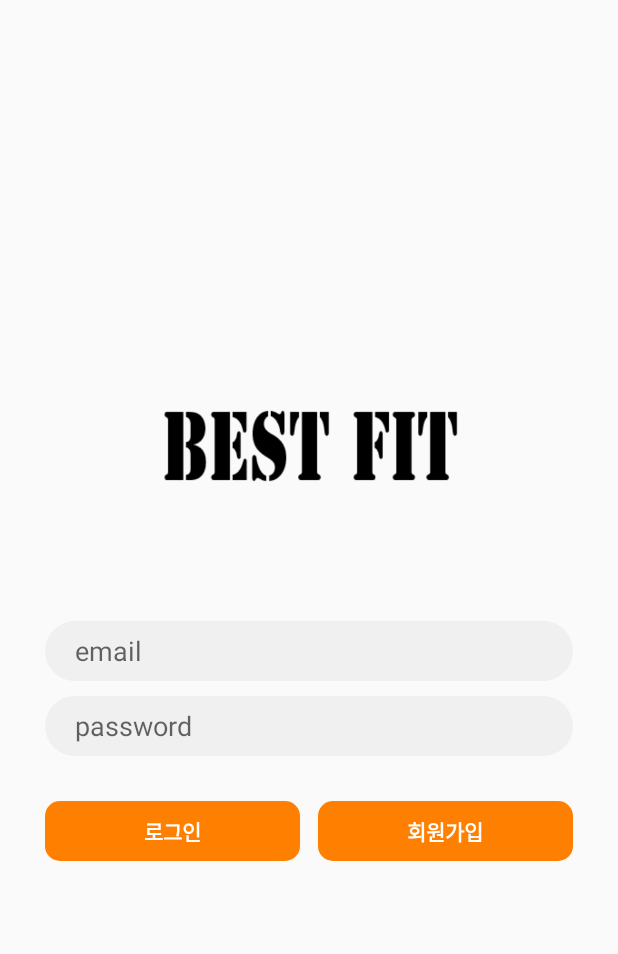
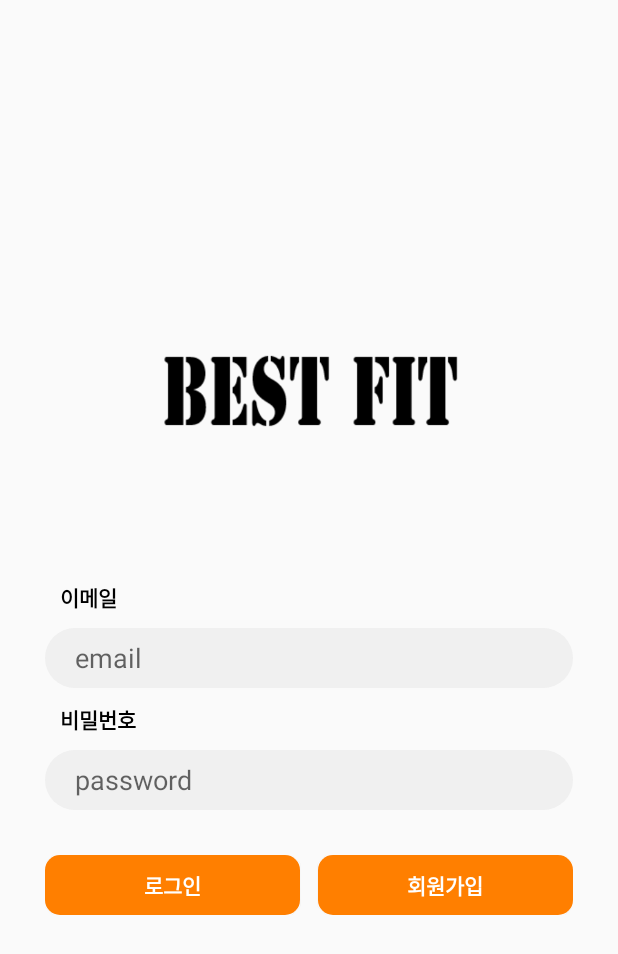
Before and after one commit to juyoung0520/BestFit, an Android app: the screen it shows after launch (LoginActivity), on a phone screen of 412 x 824 dp. Shown: the top 954 px of the screen. Run offline under Robolectric (Android 15) with nearby library versions, the phone set to English and light mode, and no system bars; our stand-ins replace Firebase (no records; nobody signed in at launch, a user with empty details on screens opened directly).

Commit message:
no message

```diff
--- a/app/src/main/res/layout/activity_login.xml
+++ b/app/src/main/res/layout/activity_login.xml
@@ -25,6 +25,15 @@
             android:layout_above="@+id/activity_login_layout_signin"
             android:layout_marginBottom="70dp"/>
 
+        <TextView
+            android:id="@+id/activity_signup_tv_email"
+            android:layout_width="wrap_content"
+            android:layout_height="wrap_content"
+            android:text="이메일"
+            android:textColor="@color/colorBlack"
+            android:textStyle="bold"
+            android:layout_margin="10dp"/>
+
         <EditText
             android:id="@+id/activity_login_text_email"
             android:layout_width="match_parent"
@@ -34,6 +43,15 @@
             android:paddingStart="20dp"
             android:paddingLeft="20dp"/>
 
+        <TextView
+            android:id="@+id/fragment_signup_tv_email"
+            android:layout_width="wrap_content"
+            android:layout_height="wrap_content"
+            android:text="비밀번호"
+            android:textColor="@color/colorBlack"
+            android:textStyle="bold"
+            android:layout_margin="10dp"/>
+
         <EditText
             android:id="@+id/activity_login_text_password"
             android:layout_width="match_parent"
@@ -41,7 +59,6 @@
             android:inputType="textPassword"
             android:hint="password"
             android:background="@drawable/round_view"
-            android:layout_marginTop="10dp"
             android:paddingStart="20dp"
             android:paddingLeft="20dp" />
 
--- a/app/src/main/res/layout/fragment_signup.xml
+++ b/app/src/main/res/layout/fragment_signup.xml
@@ -52,7 +52,7 @@
             android:id="@+id/fragment_signup_btn_next"
             android:layout_width="match_parent"
             android:layout_height="wrap_content"
-            android:text="다음"
+            android:text="가입 완료"
             android:textSize="18dp"
             android:textColor="@color/colorWhite"
             android:textStyle="bold"
```
Also changed, not shown: app/src/main/res/layout/fragment_profile.xml (+5 -5 lines).
